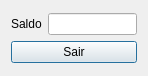
Before: the Qt Designer form Projeto/versaldo.ui in YagoConstantino/SistemaBancario, drawn with Qt 5.
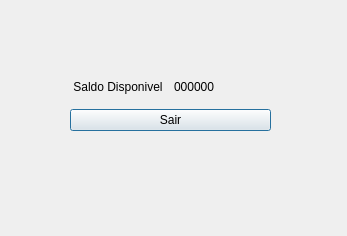
After: the same form once the commit is applied.

Commit message: Ver Saldo e Ver Credito implementados

Diff of the .ui file:
```diff
--- a/Projeto/versaldo.ui
+++ b/Projeto/versaldo.ui
@@ -6,27 +6,38 @@
    <rect>
     <x>0</x>
     <y>0</y>
-    <width>148</width>
-    <height>76</height>
+    <width>347</width>
+    <height>236</height>
    </rect>
   </property>
   <property name="windowTitle">
    <string>Dialog</string>
   </property>
-  <layout class="QVBoxLayout" name="verticalLayout_2">
-   <item>
+  <widget class="QWidget" name="">
+   <property name="geometry">
+    <rect>
+     <x>70</x>
+     <y>70</y>
+     <width>201</width>
+     <height>61</height>
+    </rect>
+   </property>
     <layout class="QVBoxLayout" name="verticalLayout">
      <item>
       <layout class="QHBoxLayout" name="horizontalLayout">
        <item>
         <widget class="QLabel" name="label">
          <property name="text">
-          <string>Saldo</string>
+         <string> Saldo Disponivel</string>
          </property>
         </widget>
        </item>
        <item>
-        <widget class="QLineEdit" name="SaldoText"/>
+       <widget class="QLabel" name="SaldoText">
+        <property name="text">
+         <string>000000</string>
+        </property>
+       </widget>
        </item>
       </layout>
      </item>
@@ -38,8 +49,7 @@
       </widget>
      </item>
     </layout>
-   </item>
-  </layout>
+  </widget>
  </widget>
  <resources/>
  <connections/>
```
Lines whose indentation alone changed are shown as unchanged. The commit also changes 10 other files.
